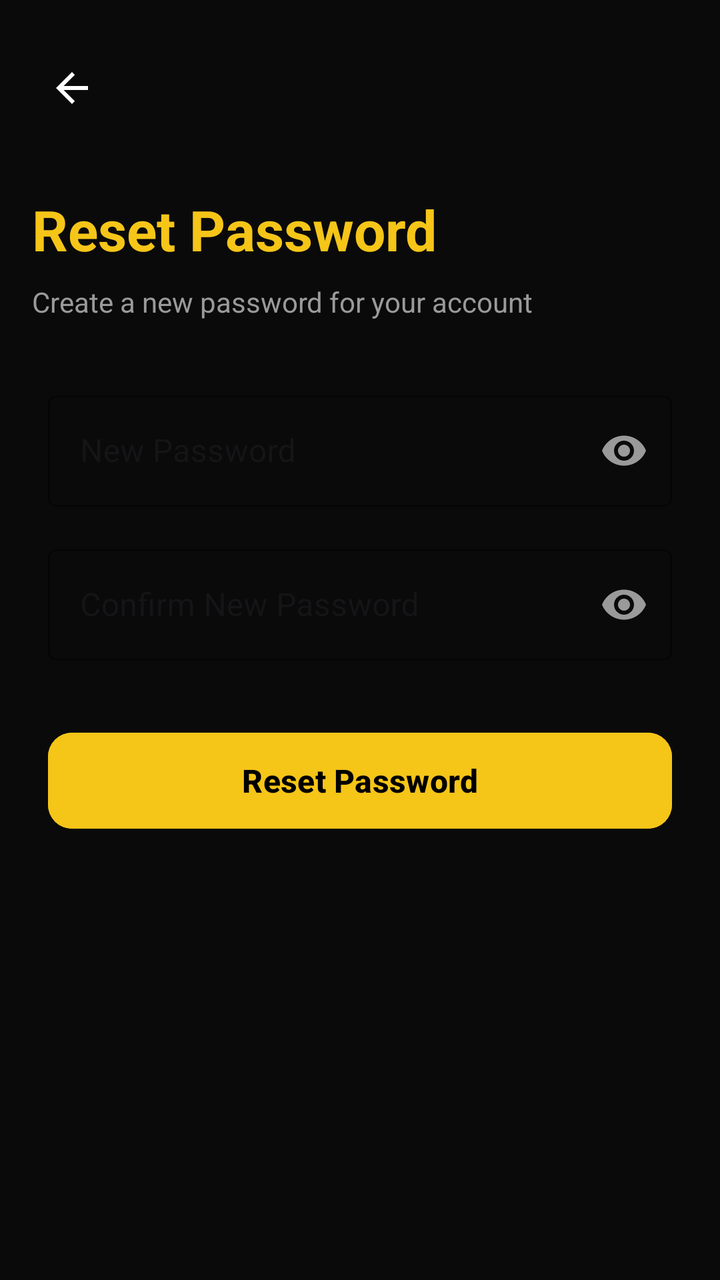
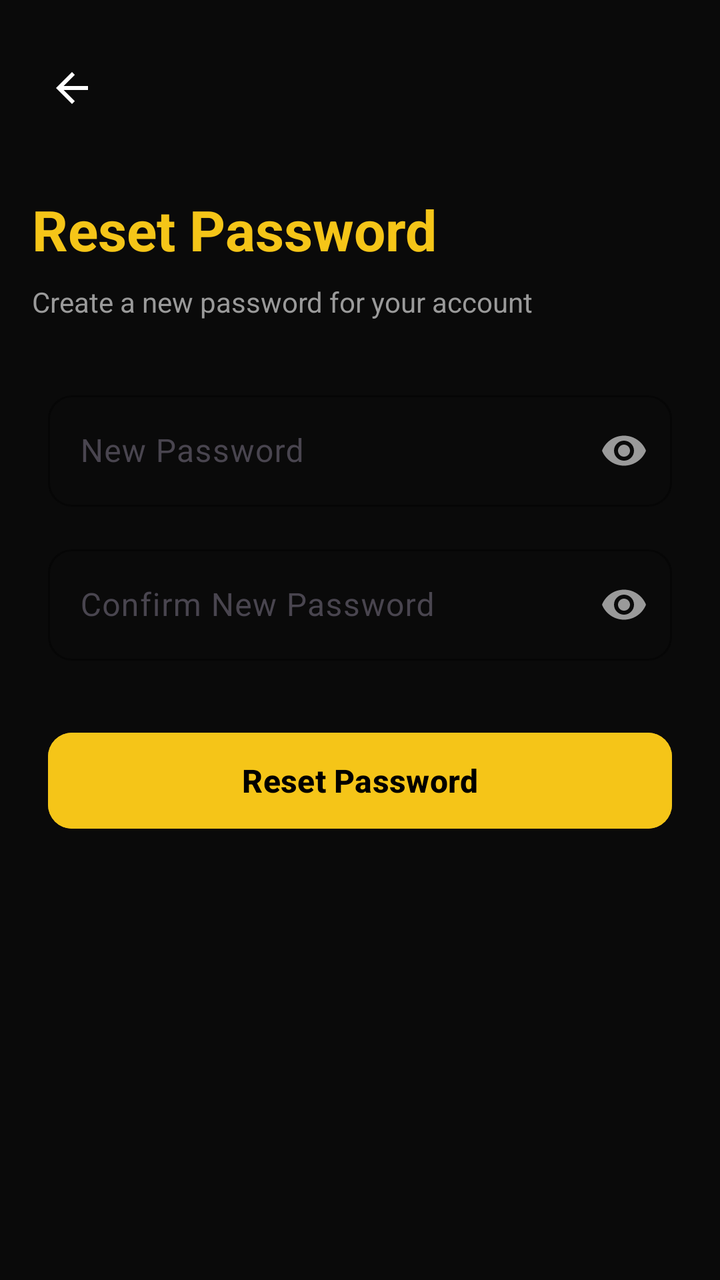

An Android layout rendered at two revisions. The XML below is the earlier revision; the diff shows what the commit changed to produce the second picture.
<!-- AndroidManifest.xml: activity theme Theme.Moviebookingapp -->
<!-- res/layout/activity_reset_password.xml -->
<?xml version="1.0" encoding="utf-8"?>
<androidx.constraintlayout.widget.ConstraintLayout xmlns:android="http://schemas.android.com/apk/res/android"
    xmlns:app="http://schemas.android.com/apk/res-auto"
    xmlns:tools="http://schemas.android.com/tools"
    android:layout_width="match_parent"
    android:layout_height="match_parent"
    android:background="@color/bg_primary">

    <ImageView
        android:id="@+id/ivBack"
        android:layout_width="40dp"
        android:layout_height="40dp"
        android:layout_marginStart="16dp"
        android:layout_marginTop="24dp"
        android:padding="8dp"
        android:src="@drawable/ic_back"
        app:layout_constraintStart_toStartOf="parent"
        app:layout_constraintTop_toTopOf="parent"
        app:tint="@color/text_primary" />

    <TextView
        android:id="@+id/tvResetTitle"
        android:layout_width="wrap_content"
        android:layout_height="wrap_content"
        android:layout_marginTop="32dp"
        android:text="@string/reset_password_title"
        android:textColor="@color/accent_primary"
        android:textSize="28sp"
        android:textStyle="bold"
        app:layout_constraintStart_toStartOf="@+id/ivBack"
        app:layout_constraintTop_toBottomOf="@+id/ivBack" />

    <TextView
        android:id="@+id/tvResetSubtitle"
        android:layout_width="wrap_content"
        android:layout_height="wrap_content"
        android:layout_marginTop="8dp"
        android:text="@string/reset_password_subtitle"
        android:textColor="@color/text_secondary"
        android:textSize="14sp"
        app:layout_constraintStart_toStartOf="@+id/tvResetTitle"
        app:layout_constraintTop_toBottomOf="@+id/tvResetTitle" />

    <com.google.android.material.textfield.TextInputLayout
        android:id="@+id/tilNewPassword"
        style="@style/Widget.MaterialComponents.TextInputLayout.OutlinedBox"
        android:layout_width="match_parent"
        android:layout_height="wrap_content"
        android:layout_marginHorizontal="24dp"
        android:layout_marginTop="32dp"
        app:boxStrokeColor="@color/accent_primary"
        app:cursorColor="@color/accent_primary"
        app:hintTextColor="@color/accent_primary"
        app:passwordToggleEnabled="true"
        app:passwordToggleTint="@color/text_secondary"
        app:layout_constraintTop_toBottomOf="@+id/tvResetSubtitle">

        <com.google.android.material.textfield.TextInputEditText
            android:id="@+id/edtNewPassword"
            android:layout_width="match_parent"
            android:layout_height="wrap_content"
            android:hint="@string/new_password_label"
            android:inputType="textPassword"
            android:textColor="@color/text_primary"
            android:textColorHint="@color/text_secondary" />
    </com.google.android.material.textfield.TextInputLayout>

    <com.google.android.material.textfield.TextInputLayout
        android:id="@+id/tilConfirmPassword"
        style="@style/Widget.MaterialComponents.TextInputLayout.OutlinedBox"
        android:layout_width="match_parent"
        android:layout_height="wrap_content"
        android:layout_marginHorizontal="24dp"
        android:layout_marginTop="16dp"
        app:boxStrokeColor="@color/accent_primary"
        app:cursorColor="@color/accent_primary"
        app:hintTextColor="@color/accent_primary"
        app:passwordToggleEnabled="true"
        app:passwordToggleTint="@color/text_secondary"
        app:layout_constraintTop_toBottomOf="@+id/tilNewPassword">

        <com.google.android.material.textfield.TextInputEditText
            android:id="@+id/edtConfirmPassword"
            android:layout_width="match_parent"
            android:layout_height="wrap_content"
            android:hint="@string/confirm_new_password_label"
            android:inputType="textPassword"
            android:textColor="@color/text_primary"
            android:textColorHint="@color/text_secondary" />
    </com.google.android.material.textfield.TextInputLayout>

    <Button
        android:id="@+id/btnResetPassword"
        android:layout_width="match_parent"
        android:layout_height="56dp"
        android:layout_marginHorizontal="24dp"
        android:layout_marginTop="32dp"
        android:backgroundTint="@color/accent_primary"
        android:text="@string/reset_password_btn"
        android:textColor="@color/black"
        android:textSize="16sp"
        android:textStyle="bold"
        app:cornerRadius="12dp"
        app:layout_constraintTop_toBottomOf="@+id/tilConfirmPassword" />

    <ProgressBar
        android:id="@+id/pbLoading"
        android:layout_width="wrap_content"
        android:layout_height="wrap_content"
        android:layout_marginTop="16dp"
        android:indeterminateTint="@color/accent_primary"
        android:visibility="gone"
        app:layout_constraintEnd_toEndOf="parent"
        app:layout_constraintStart_toStartOf="parent"
        app:layout_constraintTop_toBottomOf="@+id/btnResetPassword" />

</androidx.constraintlayout.widget.ConstraintLayout>
<!-- resources referenced by this layout -->
<resources>
  <color name="accent_primary">#F5C518</color>
  <color name="bg_primary">#0A0A0A</color>
  <color name="black">#FF000000</color>
  <color name="text_primary">#FFFFFF</color>
  <color name="text_secondary">#9A9A9A</color>
  <!-- drawable ic_back (drawable) -->
  <vector xmlns:android="http://schemas.android.com/apk/res/android"
      android:width="24dp"
      android:height="24dp"
      android:viewportWidth="24.0"
      android:viewportHeight="24.0">
      <path
          android:fillColor="@color/auto_color_FFFFFFFF"
          android:pathData="M20,11H7.83l5.59,-5.59L12,4l-8,8 8,8 1.41,-1.41L7.83,13H20v-2z"/>
  </vector>
  <string name="confirm_new_password_label">Confirm New Password</string>
  <string name="new_password_label">New Password</string>
  <string name="reset_password_btn">Reset Password</string>
  <string name="reset_password_subtitle">Create a new password for your account</string>
  <string name="reset_password_title">Reset Password</string>
  <style name="Theme.Moviebookingapp" parent="Base.Theme.Moviebookingapp" />
  <color name="auto_color_FFFFFFFF">#FFFFFFFF</color>
  <style name="Base.Theme.Moviebookingapp" parent="Theme.Material3.DayNight.NoActionBar">
          <item name="colorPrimary">@color/yellow</item>
          <item name="android:windowBackground">@color/background_black</item>
          <item name="android:statusBarColor">@color/background_black</item>
      </style>
  <color name="yellow">#FFC107</color>
  <color name="background_black">#FF000000</color>
</resources>

<!-- the commit's change to res/layout/activity_reset_password.xml (unified diff, before → after) -->
@@ -43,12 +43,19 @@
 
     <com.google.android.material.textfield.TextInputLayout
         android:id="@+id/tilNewPassword"
-        style="@style/Widget.MaterialComponents.TextInputLayout.OutlinedBox"
+        style="@style/Widget.Material3.TextInputLayout.OutlinedBox"
         android:layout_width="match_parent"
         android:layout_height="wrap_content"
         android:layout_marginHorizontal="24dp"
         android:layout_marginTop="32dp"
         app:boxStrokeColor="@color/accent_primary"
+        app:boxStrokeWidth="1dp"
+        app:boxStrokeWidthFocused="2dp"
+        app:boxBackgroundMode="outline"
+        app:boxCornerRadiusTopStart="12dp"
+        app:boxCornerRadiusTopEnd="12dp"
+        app:boxCornerRadiusBottomStart="12dp"
+        app:boxCornerRadiusBottomEnd="12dp"
         app:cursorColor="@color/accent_primary"
         app:hintTextColor="@color/accent_primary"
         app:passwordToggleEnabled="true"
@@ -67,12 +74,19 @@
 
     <com.google.android.material.textfield.TextInputLayout
         android:id="@+id/tilConfirmPassword"
-        style="@style/Widget.MaterialComponents.TextInputLayout.OutlinedBox"
+        style="@style/Widget.Material3.TextInputLayout.OutlinedBox"
         android:layout_width="match_parent"
         android:layout_height="wrap_content"
         android:layout_marginHorizontal="24dp"
         android:layout_marginTop="16dp"
         app:boxStrokeColor="@color/accent_primary"
+        app:boxStrokeWidth="1dp"
+        app:boxStrokeWidthFocused="2dp"
+        app:boxBackgroundMode="outline"
+        app:boxCornerRadiusTopStart="12dp"
+        app:boxCornerRadiusTopEnd="12dp"
+        app:boxCornerRadiusBottomStart="12dp"
+        app:boxCornerRadiusBottomEnd="12dp"
         app:cursorColor="@color/accent_primary"
         app:hintTextColor="@color/accent_primary"
         app:passwordToggleEnabled="true"
